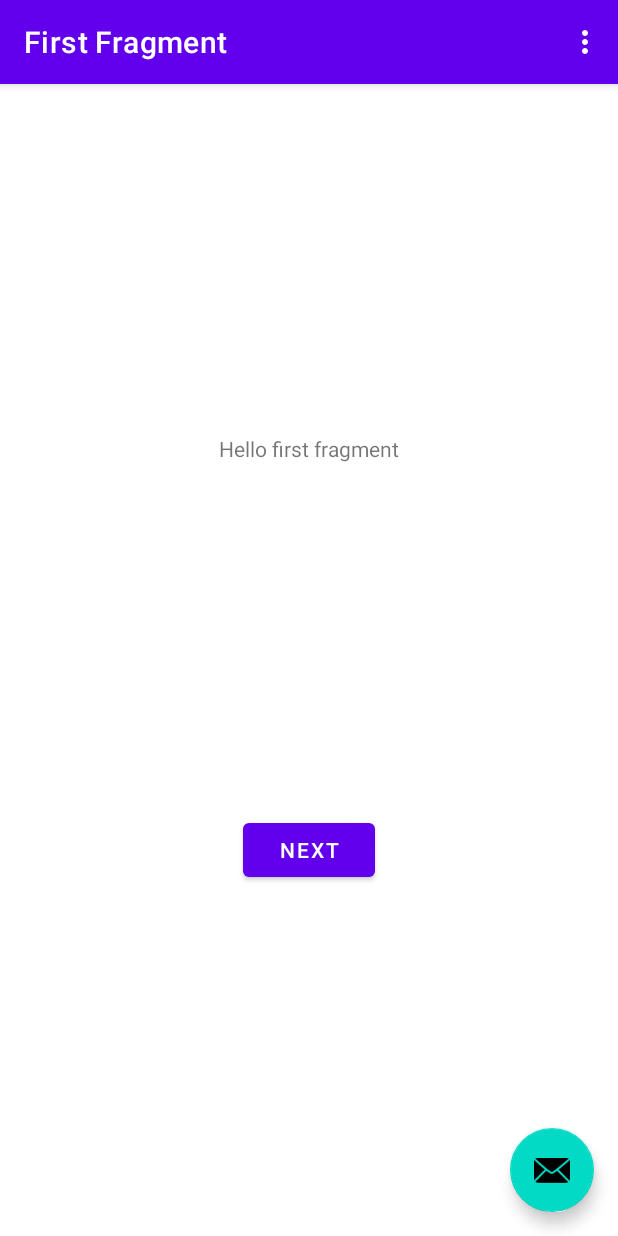
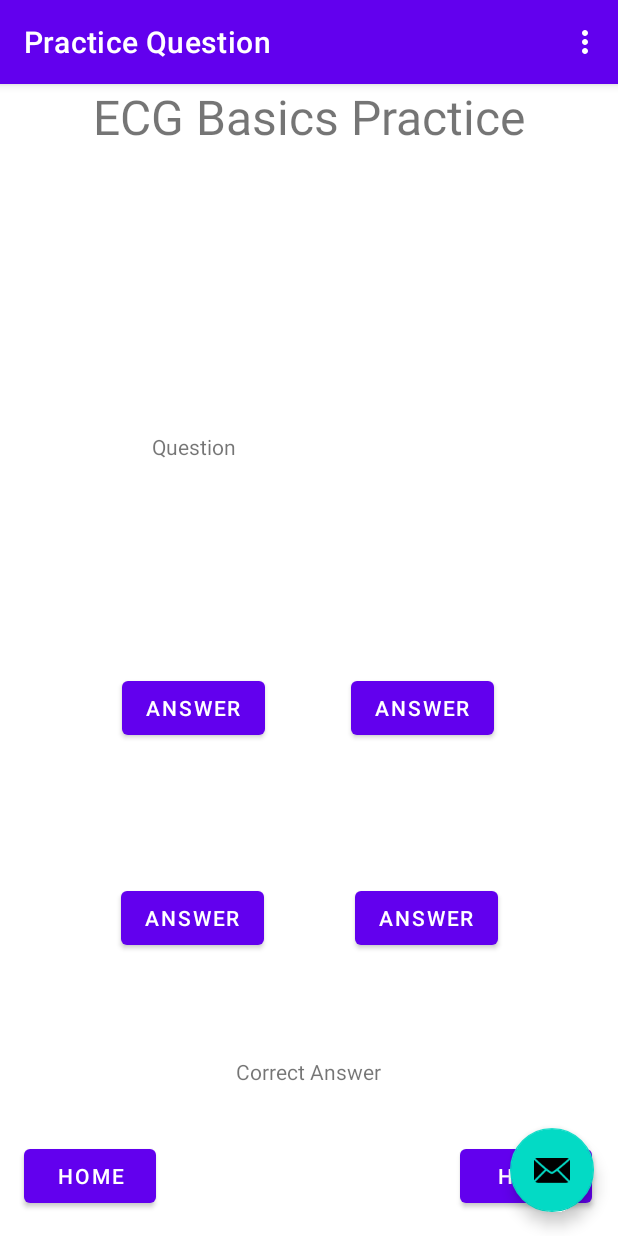
Before and after one commit to ostappart/Cardiovascular-ECG-Training-App, an Android app: the screen it shows after launch (MainActivity), on a phone screen of 412 x 824 dp. Run offline under Robolectric (Android 15) with nearby library versions, the phone set to English and light mode, and no system bars; our stand-ins replace navigation-ui.

Commit message:
Created practice question screen

```diff
--- a/app/src/main/java/com/cse482b/cvdtraining/FirstFragment.java
+++ b/app/src/main/java/com/cse482b/cvdtraining/FirstFragment.java
@@ -28,14 +28,6 @@ public class FirstFragment extends Fragment {
 
     public void onViewCreated(@NonNull View view, Bundle savedInstanceState) {
         super.onViewCreated(view, savedInstanceState);
-
-        binding.buttonFirst.setOnClickListener(new View.OnClickListener() {
-            @Override
-            public void onClick(View view) {
-                NavHostFragment.findNavController(FirstFragment.this)
-                        .navigate(R.id.action_FirstFragment_to_SecondFragment);
-            }
-        });
     }
 
     @Override
--- a/app/src/main/res/layout/fragment_first.xml
+++ b/app/src/main/res/layout/fragment_first.xml
@@ -6,23 +6,114 @@
     android:layout_height="match_parent"
     tools:context=".FirstFragment">
 
+    <Button
+        android:id="@+id/button6"
+        android:layout_width="wrap_content"
+        android:layout_height="wrap_content"
+        android:layout_marginTop="72dp"
+        android:layout_marginEnd="80dp"
+        android:text="Answer"
+        app:layout_constraintBottom_toTopOf="@+id/button2"
+        app:layout_constraintEnd_toEndOf="parent"
+        app:layout_constraintTop_toBottomOf="@+id/button4"
+        app:layout_constraintVertical_bias="0.138" />
+
     <TextView
         android:id="@+id/textview_first"
         android:layout_width="wrap_content"
         android:layout_height="wrap_content"
         android:text="@string/hello_first_fragment"
-        app:layout_constraintBottom_toTopOf="@id/button_first"
+        android:textSize="32sp"
         app:layout_constraintEnd_toEndOf="parent"
         app:layout_constraintStart_toStartOf="parent"
         app:layout_constraintTop_toTopOf="parent" />
 
     <Button
-        android:id="@+id/button_first"
+        android:id="@+id/button"
         android:layout_width="wrap_content"
         android:layout_height="wrap_content"
-        android:text="@string/next"
+        android:layout_marginStart="16dp"
+        android:layout_marginBottom="16dp"
+        android:text="Home"
+        app:layout_constraintBottom_toBottomOf="parent"
+        app:layout_constraintStart_toStartOf="parent" />
+
+    <Button
+        android:id="@+id/button2"
+        android:layout_width="wrap_content"
+        android:layout_height="wrap_content"
+        android:layout_marginBottom="16dp"
+        android:text="Help"
         app:layout_constraintBottom_toBottomOf="parent"
         app:layout_constraintEnd_toEndOf="parent"
+        app:layout_constraintHorizontal_bias="0.922"
+        app:layout_constraintStart_toEndOf="@+id/button" />
+
+    <TextView
+        android:id="@+id/textView"
+        android:layout_width="wrap_content"
+        android:layout_height="wrap_content"
+        android:layout_marginBottom="100dp"
+        android:text="Correct Answer"
+        app:layout_constraintBottom_toBottomOf="parent"
+        app:layout_constraintEnd_toEndOf="parent"
+        app:layout_constraintHorizontal_bias="0.498"
+        app:layout_constraintStart_toStartOf="parent" />
+
+    <Button
+        android:id="@+id/button3"
+        android:layout_width="wrap_content"
+        android:layout_height="wrap_content"
+        android:layout_marginBottom="92dp"
+        android:text="Answer"
+        app:layout_constraintBottom_toTopOf="@+id/button5"
+        app:layout_constraintEnd_toStartOf="@+id/button4"
+        app:layout_constraintHorizontal_bias="0.585"
+        app:layout_constraintStart_toStartOf="parent" />
+
+    <Button
+        android:id="@+id/button4"
+        android:layout_width="wrap_content"
+        android:layout_height="wrap_content"
+        android:layout_marginBottom="92dp"
+        android:text="Answer"
+        app:layout_constraintBottom_toTopOf="@+id/button5"
+        app:layout_constraintEnd_toEndOf="parent"
+        app:layout_constraintHorizontal_bias="0.738"
+        app:layout_constraintStart_toStartOf="parent" />
+
+    <Button
+        android:id="@+id/button5"
+        android:layout_width="wrap_content"
+        android:layout_height="wrap_content"
+        android:layout_marginBottom="124dp"
+        android:text="Answer"
+        app:layout_constraintBottom_toTopOf="@+id/button"
+        app:layout_constraintEnd_toStartOf="@+id/button6"
+        app:layout_constraintHorizontal_bias="0.573"
+        app:layout_constraintStart_toStartOf="parent" />
+
+    <TextView
+        android:id="@+id/textView2"
+        android:layout_width="wrap_content"
+        android:layout_height="wrap_content"
+        android:text="Question"
+        app:layout_constraintBottom_toTopOf="@+id/button3"
+        app:layout_constraintEnd_toEndOf="parent"
+        app:layout_constraintHorizontal_bias="0.284"
         app:layout_constraintStart_toStartOf="parent"
-        app:layout_constraintTop_toBottomOf="@id/textview_first" />
+        app:layout_constraintTop_toBottomOf="@+id/textview_first"
+        app:layout_constraintVertical_bias="0.573" />
+
+    <ImageView
+        android:id="@+id/imageView"
+        android:layout_width="wrap_content"
+        android:layout_height="wrap_content"
+        app:layout_constraintBottom_toTopOf="@+id/button4"
+        app:layout_constraintEnd_toEndOf="parent"
+        app:layout_constraintHorizontal_bias="0.784"
+        app:layout_constraintStart_toStartOf="parent"
+        app:layout_constraintTop_toBottomOf="@+id/textview_first"
+        app:layout_constraintVertical_bias="0.597"
+        tools:src="@tools:sample/avatars" />
 </androidx.constraintlayout.widget.ConstraintLayout>
--- a/app/src/main/res/values/strings.xml
+++ b/app/src/main/res/values/strings.xml
@@ -2,11 +2,11 @@
     <string name="app_name">CVD Training</string>
     <string name="action_settings">Settings</string>
     <!-- Strings used for fragments for navigation -->
-    <string name="first_fragment_label">First Fragment</string>
+    <string name="first_fragment_label">Practice Question</string>
     <string name="second_fragment_label">Second Fragment</string>
     <string name="next">Next</string>
     <string name="previous">Previous</string>
 
-    <string name="hello_first_fragment">Hello first fragment</string>
+    <string name="hello_first_fragment">ECG Basics Practice</string>
     <string name="hello_second_fragment">Hello second fragment. Arg: %1$s</string>
 </resources>
```
